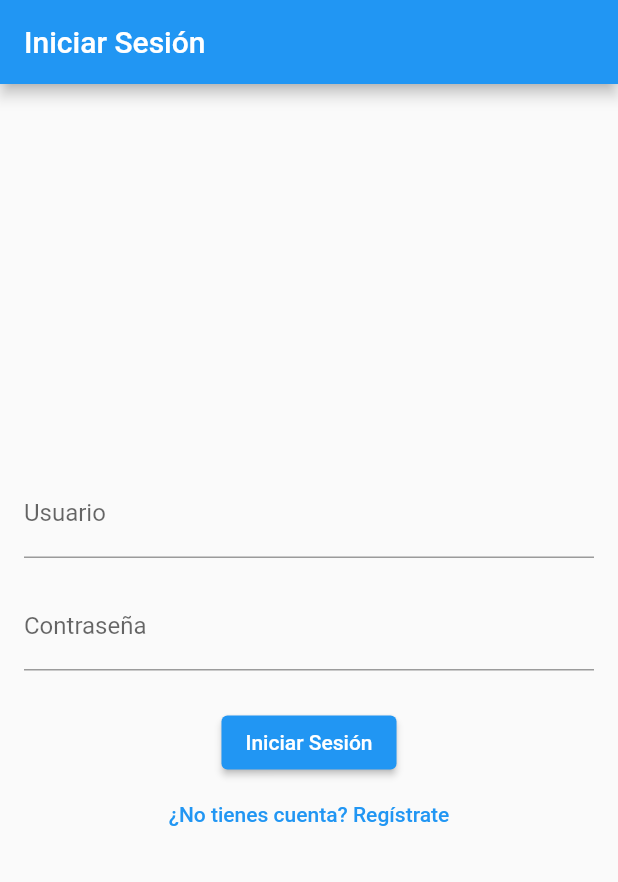
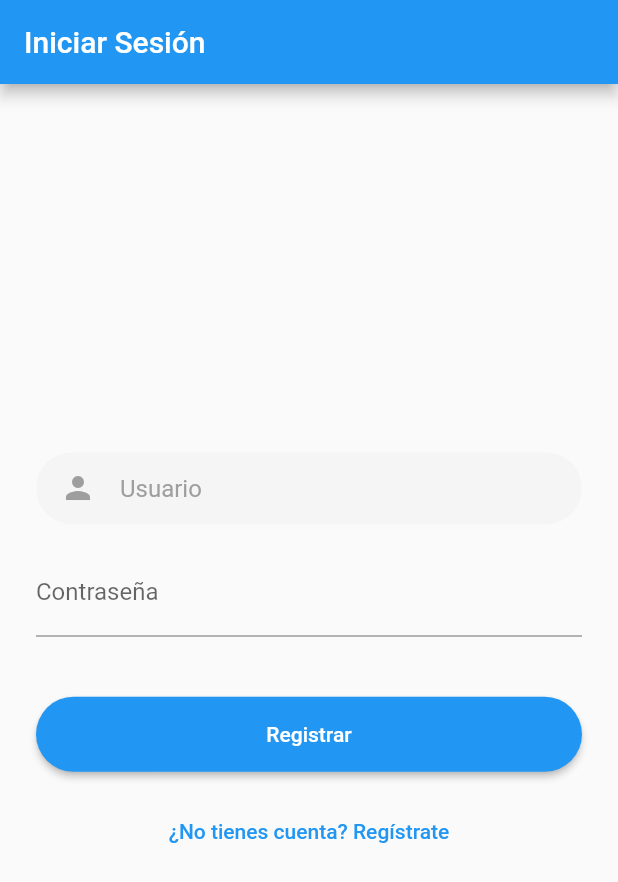
Before and after one commit to JorgeL-SepulvedaA/Tukuntazo-Travel, a Flutter app: the screen it shows after launch, on a phone screen of 412 x 824 dp. Shown: the top 882 px of the screen. Run offline on Flutter 3.47's test engine with Material 2 defaults, Android fonts, the phone set to English and light mode, and no system bars; our stand-ins replace flutter_map, latlong2.

Commit message:
mejorando la interfaz isael

```diff
--- a/lib/auth/login_screen.dart
+++ b/lib/auth/login_screen.dart
@@ -12,12 +12,34 @@ class LoginScreen extends StatelessWidget {
         title: const Text('Iniciar Sesión'),
       ),
       body: Padding(
-        padding: const EdgeInsets.all(16.0),
+        padding: const EdgeInsets.all(24.0),
         child: Column(
           mainAxisAlignment: MainAxisAlignment.center,
           children: [
-            const TextField(
-              decoration: InputDecoration(labelText: 'Usuario'),
+            Container(
+              width: double.infinity, // Ocupar el 100% del ancho
+              decoration: BoxDecoration(
+                color: const Color.fromRGBO(245, 245, 245, 1), // Color de fondo #e3e3e3
+                borderRadius: BorderRadius.circular(30.0), // Bordes redondeados
+              ),
+              padding: const EdgeInsets.symmetric(
+                  horizontal: 16.0), // Espaciado horizontal
+              child: const Row(
+                children: [
+                  Icon(Icons.person, color: Colors.grey), // Icono
+                  SizedBox(width: 16.0), // Espacio entre el icono y el texto
+                  Expanded(
+                    child: TextField(
+                      decoration: InputDecoration(
+                        border: InputBorder.none, // Sin bordes
+                        hintText: 'Usuario', // Placeholder
+                        hintStyle: TextStyle(
+                            color: Colors.grey), // Color del placeholder
+                      ),
+                    ),
+                  ),
+                ],
+              ),
             ),
             const SizedBox(height: 16.0),
             const TextField(
@@ -25,17 +47,26 @@ class LoginScreen extends StatelessWidget {
               decoration: InputDecoration(labelText: 'Contraseña'),
             ),
             const SizedBox(height: 24.0),
-            ElevatedButton(
-              onPressed: () {
-                // Aquí puedes agregar la lógica para manejar el inicio de sesión
-                Navigator.pushReplacement(
-                  context,
-                  MaterialPageRoute(
-                      builder: (context) =>
-                          const HomeScreen()), // Navega a la pantalla de inicio
-                );
-              },
-              child: const Text('Iniciar Sesión'),
+            Container(
+              width: double.infinity,
+              height: 50.0,
+              margin:
+                  const EdgeInsets.symmetric(vertical: 16.0), // Margen vertical
+              child: ElevatedButton(
+                onPressed: () {
+                  const HomeScreen();
+                },
+                style: ElevatedButton.styleFrom(
+                  backgroundColor: Colors.blue,
+                  shape: RoundedRectangleBorder(
+                    borderRadius: BorderRadius.circular(30.0),
+                  ),
+                ),
+                child: const Text(
+                  'Registrar',
+                  style: TextStyle(color: Colors.white), // Texto en blanco
+                ),
+              ),
             ),
             TextButton(
               onPressed: () {
@@ -44,7 +75,7 @@ class LoginScreen extends StatelessWidget {
                   context,
                   MaterialPageRoute(
                       builder: (context) =>
-                      const SignUpScreen()), // Navega a la pantalla de inicio
+                          const SignUpScreen()), // Navega a la pantalla de inicio
                 );
               },
               child: const Text('¿No tienes cuenta? Regístrate'),
```
